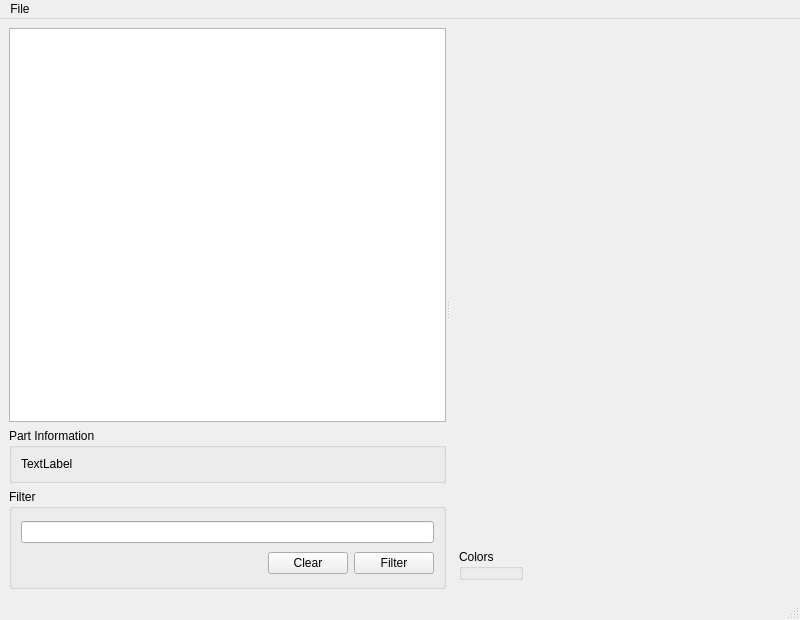
HazenBabcock/opensdraw, file opensdraw/partviewer/partviewer.ui: the form before one commit.
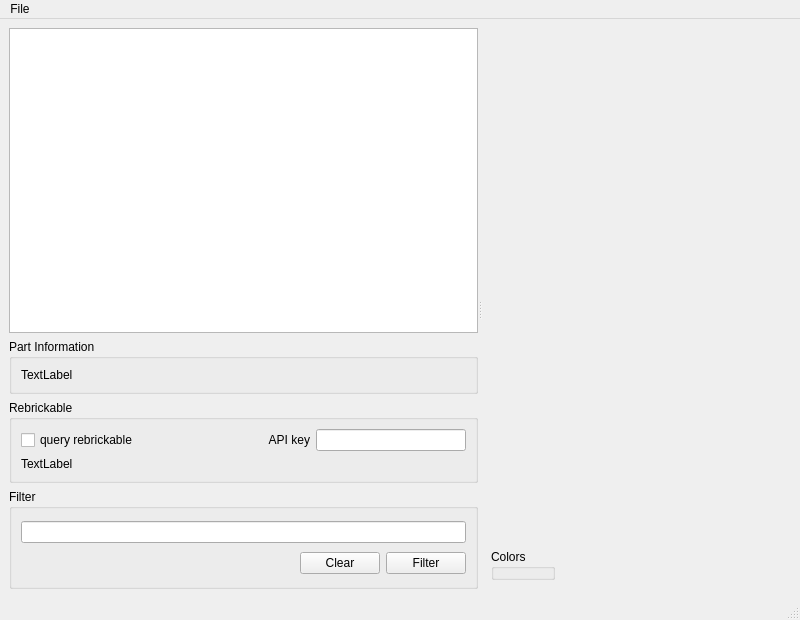
The form after the commit. Custom widgets are drawn as their Qt base class.

Commit message: Add ability to query Rebrickable for the years and color availability of a part.

Diff of the .ui file:
```diff
--- a/opensdraw/partviewer/partviewer.ui
+++ b/opensdraw/partviewer/partviewer.ui
@@ -66,6 +66,68 @@
           </layout>
          </widget>
         </item>
+        <item>
+         <widget class="QGroupBox" name="rebrickableGroupBox">
+          <property name="minimumSize">
+           <size>
+            <width>0</width>
+            <height>0</height>
+           </size>
+          </property>
+          <property name="title">
+           <string>Rebrickable</string>
+          </property>
+          <layout class="QVBoxLayout" name="verticalLayout_4">
+           <item>
+            <layout class="QHBoxLayout" name="horizontalLayout">
+             <item>
+              <widget class="QCheckBox" name="rebrickCheckBox">
+               <property name="text">
+                <string>query rebrickable</string>
+               </property>
+              </widget>
+             </item>
+             <item>
+              <widget class="QLabel" name="apiLabel">
+               <property name="maximumSize">
+                <size>
+                 <width>16777215</width>
+                 <height>16777214</height>
+                </size>
+               </property>
+               <property name="text">
+                <string>API key</string>
+               </property>
+               <property name="alignment">
+                <set>Qt::AlignRight|Qt::AlignTrailing|Qt::AlignVCenter</set>
+               </property>
+              </widget>
+             </item>
+             <item>
+              <widget class="QLineEdit" name="apiLineEdit">
+               <property name="maximumSize">
+                <size>
+                 <width>150</width>
+                 <height>16777215</height>
+                </size>
+               </property>
+              </widget>
+             </item>
+            </layout>
+           </item>
+           <item>
+            <widget class="QLabel" name="rebrickLabel">
+             <property name="text">
+              <string>TextLabel</string>
+             </property>
+             <property name="wordWrap">
+              <bool>true</bool>
+             </property>
+            </widget>
+           </item>
+          </layout>
+         </widget>
+        </item>
         <item>
          <widget class="QGroupBox" name="filterGroupBox">
           <property name="minimumSize">
```
Left out of the diff: 2 changed lines with no effect on the pictures. The commit also changes 3 other files.
